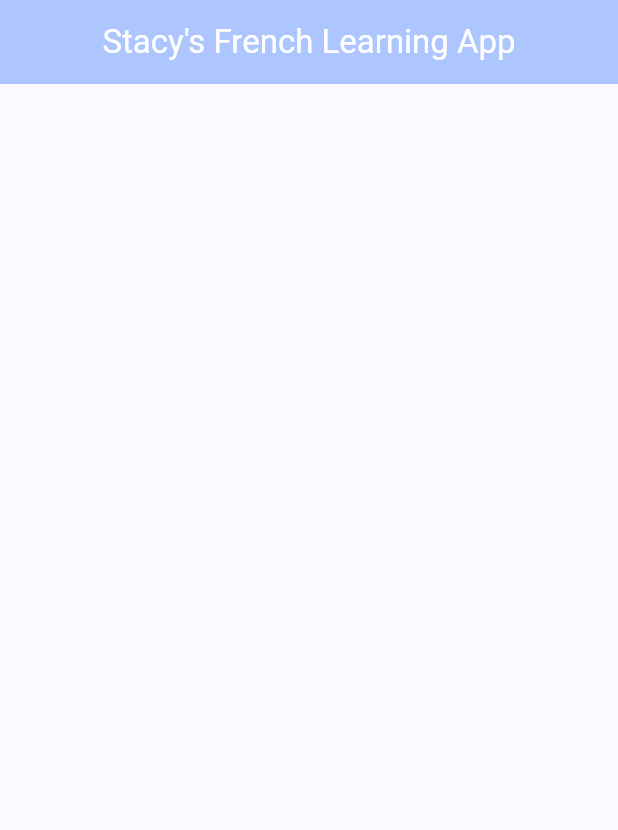
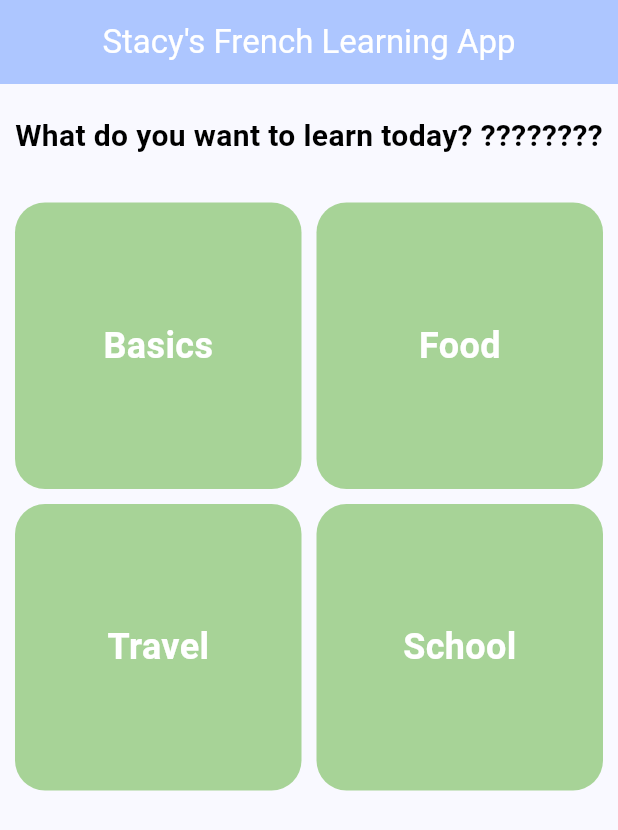
Before and after one commit to tramanhvong/LanguageLearningApp, a Flutter app: the screen it shows after launch, on a phone screen of 412 x 824 dp. Shown: the top 830 px of the screen. Run offline on Flutter 3.47's test engine with Material 3 defaults, Android fonts, the phone set to English and light mode, and no system bars; our stand-ins replace flip_card.

Commit message:
add all codes to main.dart

```diff
--- a/learn_french/lib/flashCard.dart
+++ b/learn_french/lib/flashCard.dart
@@ -130,6 +130,5 @@ class _FlashCardScreenState extends State<FlashCardScreen> {
         )
 
         ])));
-
   }
 }
--- a/learn_french/lib/main.dart
+++ b/learn_french/lib/main.dart
@@ -1,5 +1,6 @@
 import 'package:flutter/material.dart';
 import 'package:flip_card/flip_card.dart';
+import 'package:learn_french/flashCard.dart';
 
 // Main function to run the app
 void main() {
@@ -71,8 +72,68 @@ class _MyHomePageState extends State<MyHomePage> {
         foregroundColor: Colors.white,
       ),
       body: SingleChildScrollView(
-        // some code
+        // Column to hold cards and Grid View
+        child: Center(
+          child: Column (
+            children: [
+              const SizedBox(height: 20),
+              Text("What do you want to learn today? ????????",
+              style: TextStyle(
+                fontSize: 20,
+                fontWeight: FontWeight.bold,
+                color: Colors.black),
+              ),
+
+              const SizedBox(height: 20),
+              Container (
+                height: MediaQuery.of(context).size.height,
+                width: MediaQuery.of(context).size.width,
+                child: GridView.count(
+                  crossAxisCount: 2,
+                  childAspectRatio: 1.0,
+                  mainAxisSpacing: 10.0,
+                  crossAxisSpacing: 10.0,
+                  padding: const EdgeInsets.all(10.0),
+                  children: <Widget> [
+                    _buildCard("Basics"),
+                    _buildCard("Food"),
+                    _buildCard("Travel"),
+                    _buildCard("School"),
+                  ],
+                ),
+              ),
+            ],
+          ),
         ),
+      ),
+    );
+  }
+
+  // UI widget for category cards wrapped in gesture detector for navigation
+  Widget _buildCard(String text) {
+    return GestureDetector(
+      onTap: () {
+        Navigator.of(context).push(MaterialPageRoute(builder: (context) => FlashCardScreen(category: text),
+        ));
+      },
+      child: Container(
+        height: 200,
+        width: 200,
+        decoration: BoxDecoration(
+          color: const Color(0xffA7D397),
+          borderRadius: BorderRadius.all(Radius.circular(20))
+        ),
+        child: Center(
+          child: Text(
+            text,
+            style: const TextStyle(
+              color: Colors.white,
+              fontSize: 24,
+              fontWeight: FontWeight.bold
+            ),
+          ),
+        ),
+      ),
     );
   }
 }
```
